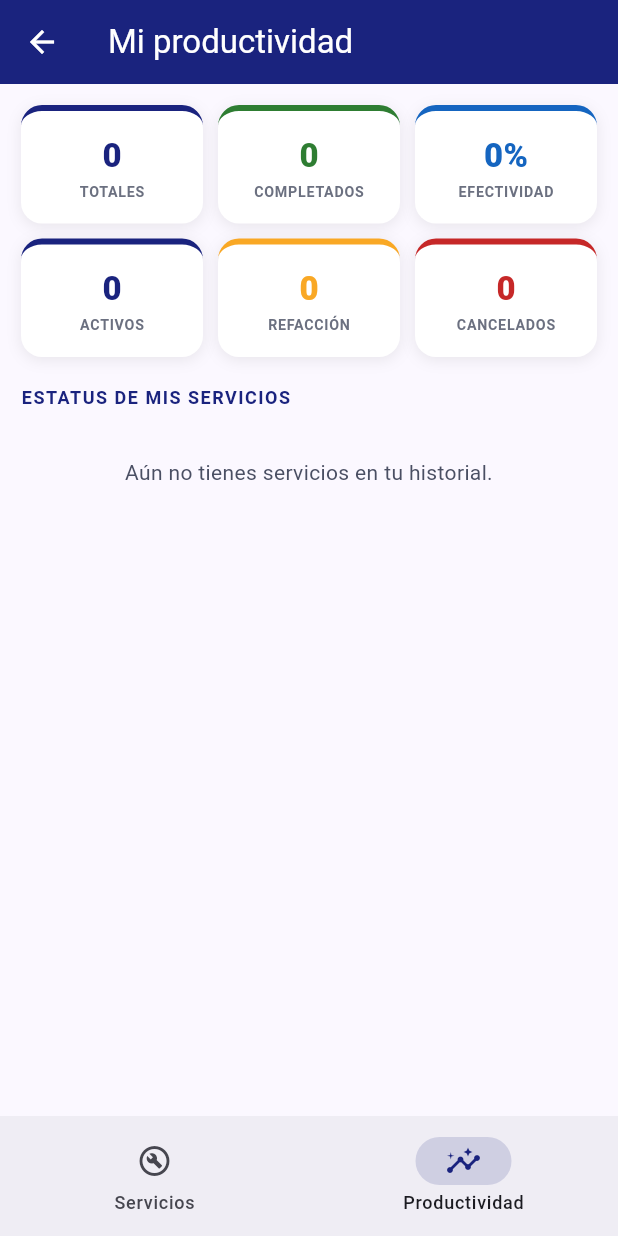
After one commit to EEMORALESBACA/soytu_tecnico_apk, a Flutter app: the HomeTabs screen opened directly, item 2 of the bottom bar chosen, on a phone screen of 412 x 824 dp. The commit adds this screen. Run offline on Flutter 3.47's test engine with Material 3 defaults, Android fonts, the phone set to English and light mode, and no system bars; our stand-ins replace cloud_firestore, firebase_auth, firebase_core, firebase_messaging, firebase_storage, flutter_local_notifications and 7 more; accounts and stored records are empty.

Commit message:
Add files via upload

```diff
--- /dev/null
+++ b/soytu_tecnico_apk/lib/servicios/home_tabs.dart
@@ -0,0 +1,49 @@
+import 'package:flutter/material.dart';
+
+import 'lista_servicios_screen.dart';
+import 'productividad_screen.dart';
+
+const _indigo = Color(0xFF1A237E);
+
+/// Pantalla principal del técnico con dos pestañas:
+/// 🧾 Mis servicios y 📊 Mi productividad.
+class HomeTabs extends StatefulWidget {
+  const HomeTabs({super.key});
+
+  @override
+  State<HomeTabs> createState() => _HomeTabsState();
+}
+
+class _HomeTabsState extends State<HomeTabs> {
+  int _tab = 0;
+
+  @override
+  Widget build(BuildContext context) {
+    return Scaffold(
+      body: IndexedStack(
+        index: _tab,
+        children: const [
+          ListaServiciosScreen(),
+          ProductividadScreen(),
+        ],
+      ),
+      bottomNavigationBar: NavigationBar(
+        selectedIndex: _tab,
+        indicatorColor: _indigo.withValues(alpha: 0.15),
+        onDestinationSelected: (i) => setState(() => _tab = i),
+        destinations: const [
+          NavigationDestination(
+            icon: Icon(Icons.build_circle_outlined),
+            selectedIcon: Icon(Icons.build_circle, color: _indigo),
+            label: 'Servicios',
+          ),
+          NavigationDestination(
+            icon: Icon(Icons.insights_outlined),
+            selectedIcon: Icon(Icons.insights, color: _indigo),
+            label: 'Productividad',
+          ),
+        ],
+      ),
+    );
+  }
+}
--- a/soytu_tecnico_apk/lib/servicios/lista_servicios_screen.dart
+++ b/soytu_tecnico_apk/lib/servicios/lista_servicios_screen.dart
@@ -3,6 +3,7 @@ import 'package:flutter_riverpod/flutter_riverpod.dart';
 import 'package:soytu_core/soytu_core.dart';
 
 import '../providers/providers.dart';
+import '../services/ubicacion_global.dart';
 import 'detalle_servicio_screen.dart';
 
 const _indigo = Color(0xFF1A237E);
@@ -32,7 +33,10 @@ class ListaServiciosScreen extends ConsumerWidget {
         actions: [
           IconButton(
             icon: const Icon(Icons.logout),
-            onPressed: () => ref.read(authServiceProvider).cerrarSesion(),
+            onPressed: () async {
+              await UbicacionGlobal.detener();
+              await ref.read(authServiceProvider).cerrarSesion();
+            },
           ),
         ],
       ),
--- /dev/null
+++ b/soytu_tecnico_apk/lib/servicios/productividad_screen.dart
@@ -0,0 +1,170 @@
+import 'package:flutter/material.dart';
+import 'package:flutter_riverpod/flutter_riverpod.dart';
+import 'package:soytu_core/soytu_core.dart';
+
+import '../providers/providers.dart';
+import 'detalle_servicio_screen.dart';
+
+const _indigo = Color(0xFF1A237E);
+const _verde = Color(0xFF2E7D32);
+const _ambar = Color(0xFFF9A825);
+const _rojo = Color(0xFFC62828);
+const _azul = Color(0xFF1565C0);
+
+/// Historial completo de servicios del técnico logueado.
+final historialServiciosProvider = StreamProvider((ref) {
+  final tecnico = ref.watch(tecnicoActualProvider).value;
+  if (tecnico == null) return const Stream<List<ServicioAsignado>>.empty();
+  return ref.watch(servicioRepositoryProvider).observarHistorial(tecnico.uid);
+});
+
+/// 📊 Productividad: KPIs del técnico + estatus de cada servicio asignado.
+class ProductividadScreen extends ConsumerWidget {
+  const ProductividadScreen({super.key});
+
+  (String, Color) _estado(ServicioAsignado s) {
+    if (s.estadoAsignacion == EstadoAsignacion.cerrado) {
+      return switch (s.estadoFinal) {
+        EstadoServicio.completado => ('COMPLETADO', _verde),
+        EstadoServicio.pendiente => ('FALTANTE REFACCIÓN', _ambar),
+        EstadoServicio.cancelado => ('CANCELADO', _rojo),
+        _ => ('CERRADO', Colors.grey),
+      };
+    }
+    return switch (s.estadoAsignacion) {
+      EstadoAsignacion.asignado => ('ASIGNADO', _indigo),
+      EstadoAsignacion.aceptado => ('ACEPTADO', _indigo),
+      EstadoAsignacion.enCamino => ('EN CAMINO', _azul),
+      EstadoAsignacion.enSitio => ('EN SITIO', _azul),
+      _ => ('PENDIENTE', Colors.grey),
+    };
+  }
+
+  @override
+  Widget build(BuildContext context, WidgetRef ref) {
+    final historial = ref.watch(historialServiciosProvider);
+
+    return Scaffold(
+      appBar: AppBar(
+        backgroundColor: _indigo,
+        foregroundColor: Colors.white,
+        title: const Text('Mi productividad'),
+      ),
+      body: historial.when(
+        loading: () => const Center(child: CircularProgressIndicator()),
+        error: (e, _) => Center(child: Text('Error: $e')),
+        data: (lista) {
+          final total = lista.length;
+          final completados = lista
+              .where((s) => s.estadoFinal == EstadoServicio.completado)
+              .length;
+          final refaccion = lista
+              .where((s) => s.estadoFinal == EstadoServicio.pendiente)
+              .length;
+          final cancelados = lista
+              .where((s) => s.estadoFinal == EstadoServicio.cancelado)
+              .length;
+          final activos = lista
+              .where((s) => s.estadoAsignacion != EstadoAsignacion.cerrado)
+              .length;
+          final efectividad =
+              total == 0 ? 0 : ((completados / total) * 100).round();
+          final ordenados = [...lista]..sort((a, b) =>
+              b.fechaCreacion.compareTo(a.fechaCreacion));
+
+          return ListView(
+            padding: const EdgeInsets.all(14),
+            children: [
+              // ── KPIs ──
+              Row(children: [
+                _kpi('$total', 'TOTALES', _indigo),
+                const SizedBox(width: 10),
+                _kpi('$completados', 'COMPLETADOS', _verde),
+                const SizedBox(width: 10),
+                _kpi('$efectividad%', 'EFECTIVIDAD', _azul),
+              ]),
+              const SizedBox(height: 10),
+              Row(children: [
+                _kpi('$activos', 'ACTIVOS', _indigo),
+                const SizedBox(width: 10),
+                _kpi('$refaccion', 'REFACCIÓN', _ambar),
+                const SizedBox(width: 10),
+                _kpi('$cancelados', 'CANCELADOS', _rojo),
+              ]),
+              const SizedBox(height: 18),
+              const Text('ESTATUS DE MIS SERVICIOS',
+                  style: TextStyle(
+                      color: _indigo,
+                      fontWeight: FontWeight.bold,
+                      letterSpacing: 1,
+                      fontSize: 12)),
+              const SizedBox(height: 8),
+              if (ordenados.isEmpty)
+                const Padding(
+                  padding: EdgeInsets.all(24),
+                  child: Text('Aún no tienes servicios en tu historial.',
+                      textAlign: TextAlign.center,
+                      style: TextStyle(color: Color(0xFF4A4F63))),
+                ),
+              ...ordenados.map((s) {
+                final (etiqueta, color) = _estado(s);
+                return Card(
+                  margin: const EdgeInsets.only(bottom: 8),
+                  child: ListTile(
+                    title: Text('${s.folio} · ${s.clienteNombre}'),
+                    subtitle: Text(
+                        '${s.equipoTipo} ${s.marca} · ${s.tipoServicio == 'cargo' ? '💰 CARGO' : '🛡️ GARANTÍA'}'),
+                    trailing: Container(
+                      padding: const EdgeInsets.symmetric(
+                          horizontal: 10, vertical: 5),
+                      decoration: BoxDecoration(
+                        color: color.withValues(alpha: 0.12),
+                        borderRadius: BorderRadius.circular(20),
+                        border: Border.all(color: color),
+                      ),
+                      child: Text(etiqueta,
+                          style: TextStyle(
+                              color: color,
+                              fontSize: 10.5,
+                              fontWeight: FontWeight.w800)),
+                    ),
+                    onTap: () => Navigator.of(context).push(MaterialPageRoute(
+                        builder: (_) =>
+                            DetalleServicioScreen(servicioId: s.id))),
+                  ),
+                );
+              }),
+            ],
+          );
+        },
+      ),
+    );
+  }
+
+  Widget _kpi(String valor, String etiqueta, Color color) => Expanded(
+        child: Container(
+          padding: const EdgeInsets.symmetric(vertical: 14),
+          decoration: BoxDecoration(
+            color: Colors.white,
+            borderRadius: BorderRadius.circular(14),
+            border: Border(top: BorderSide(color: color, width: 4)),
+            boxShadow: const [
+              BoxShadow(
+                  color: Color(0x14000000), blurRadius: 8, offset: Offset(0, 2))
+            ],
+          ),
+          child: Column(children: [
+            Text(valor,
+                style: TextStyle(
+                    fontSize: 22, fontWeight: FontWeight.w800, color: color)),
+            const SizedBox(height: 2),
+            Text(etiqueta,
+                style: const TextStyle(
+                    fontSize: 9.5,
+                    color: Color(0xFF6B7080),
+                    fontWeight: FontWeight.w700,
+                    letterSpacing: .5)),
+          ]),
+        ),
+      );
+}
--- a/soytu_tecnico_apk/pubspec.yaml
+++ b/soytu_tecnico_apk/pubspec.yaml
@@ -2,7 +2,7 @@ name: soytu_tecnico_apk
 description: "A new Flutter project."
 publish_to: 'none'
 
-version: 1.0.2+3
+version: 1.0.4+5
 
 environment:
   sdk: ^3.12.2
```
Also changed, not shown: packages/soytu_core/lib/src/models/tecnico.dart (+12 -0 lines), packages/soytu_core/lib/src/services/servicio_repository.dart (+7 -0 lines), packages/soytu_core/lib/src/services/tecnico_repository.dart (+16 -0 lines), soytu_tecnico_apk/lib/auth/registro_screen.dart (+12 -0 lines), soytu_tecnico_apk/lib/main.dart (+9 -3 lines), soytu_tecnico_apk/lib/services/ubicacion_global.dart (added, +65 -0 lines), soytu_tecnico_apk/lib/servicios/detalle_servicio_screen.dart (+80 -16 lines), 1 other file.
